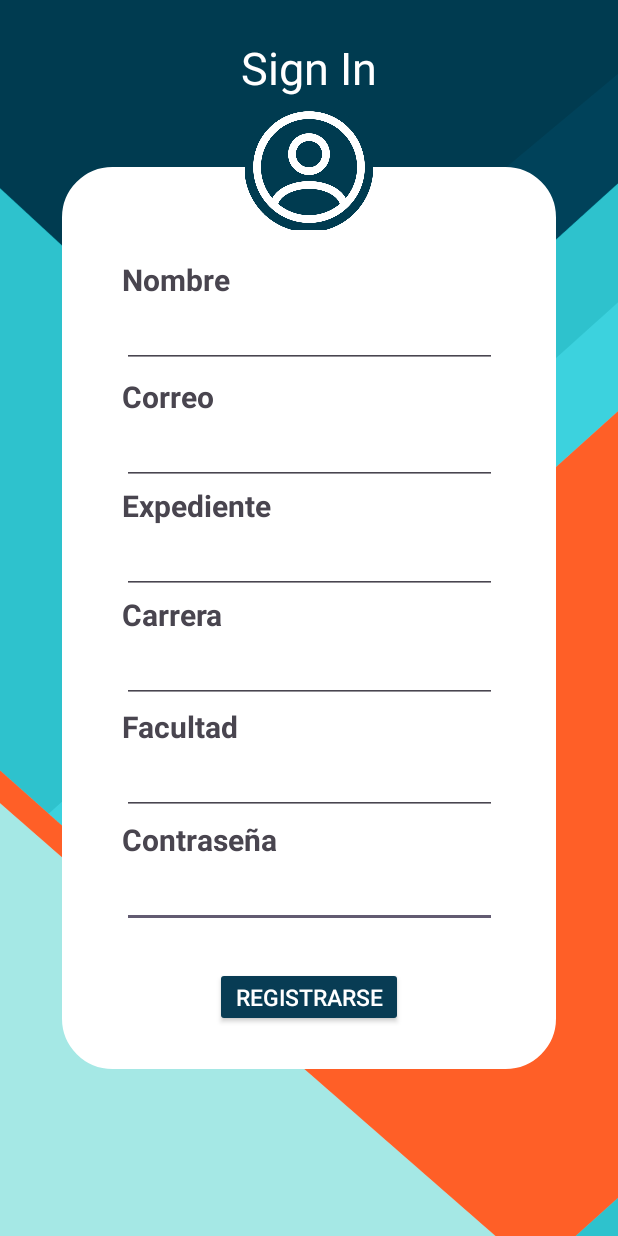
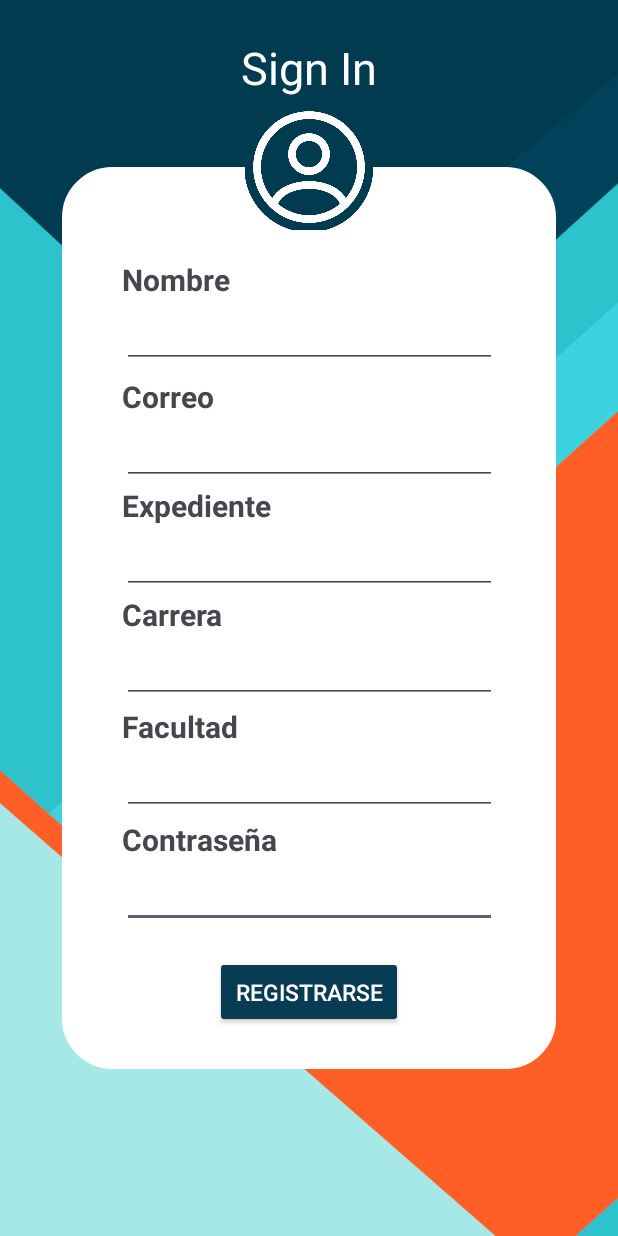
Before and after one commit to martinC3-hub/androidapp, an Android app: the screen it shows after launch (registrarse), after a tap on "REGISTRARSE", on a phone screen of 412 x 824 dp. Run offline under Robolectric (Android 15) with nearby library versions, the phone set to English and light mode, and no system bars; our stand-ins replace Firebase (no records; nobody signed in at launch, a user with empty details on screens opened directly).

Commit message:
Cambios de la interfaz

```diff
--- a/app/src/main/java/com/example/login/Avisos.kt
+++ b/app/src/main/java/com/example/login/Avisos.kt
@@ -25,8 +25,8 @@ class Avisos : Fragment() {
         // Botón de retroceso que abre Facebook (?)
         val buttonback = rootView.findViewById<ImageButton>(R.id.back)
         buttonback.setOnClickListener {
-            val intent = Intent(Intent.ACTION_VIEW, Uri.parse("https://facebook.com"))
-            startActivity(intent)
+            val intento= Intent(requireContext(), Skillhubmainpage::class.java)
+            startActivity(intento)
         }
         // Inicializar el botón en el top bar
 
--- a/app/src/main/res/layout/activity_registrarse.xml
+++ b/app/src/main/res/layout/activity_registrarse.xml
@@ -34,7 +34,8 @@
         app:layout_constraintEnd_toEndOf="@+id/frameLayout"
         app:layout_constraintStart_toStartOf="@+id/frameLayout"
         app:layout_constraintTop_toTopOf="@+id/frameLayout"
-        app:layout_constraintVertical_bias="0.831"></androidx.appcompat.widget.AppCompatEditText>
+        app:layout_constraintVertical_bias="0.831"
+        android:textColor="@color/black"></androidx.appcompat.widget.AppCompatEditText>
 
     <TextView
         android:id="@+id/titulocontra"
@@ -86,7 +87,8 @@
         app:layout_constraintEnd_toEndOf="@+id/frameLayout"
         app:layout_constraintStart_toStartOf="@+id/frameLayout"
         app:layout_constraintTop_toTopOf="@+id/frameLayout"
-        app:layout_constraintVertical_bias="0.16"></androidx.appcompat.widget.AppCompatEditText>
+        app:layout_constraintVertical_bias="0.16"
+        android:textColor="@color/black"></androidx.appcompat.widget.AppCompatEditText>
 
 
 
@@ -113,7 +115,8 @@
         app:layout_constraintEnd_toEndOf="@+id/frameLayout"
         app:layout_constraintStart_toStartOf="@+id/frameLayout"
         app:layout_constraintTop_toTopOf="@+id/frameLayout"
-        app:layout_constraintVertical_bias="0.30">
+        app:layout_constraintVertical_bias="0.30"
+        android:textColor="@color/black">
     </androidx.appcompat.widget.AppCompatEditText>
 
     <TextView
@@ -139,7 +142,8 @@
         app:layout_constraintEnd_toEndOf="@+id/frameLayout"
         app:layout_constraintStart_toStartOf="@+id/frameLayout"
         app:layout_constraintTop_toTopOf="@+id/frameLayout"
-        app:layout_constraintVertical_bias="0.43">
+        app:layout_constraintVertical_bias="0.43"
+        android:textColor="@color/black">
     </androidx.appcompat.widget.AppCompatEditText>
 
     <TextView
@@ -165,7 +169,8 @@
         app:layout_constraintEnd_toEndOf="@+id/frameLayout"
         app:layout_constraintStart_toStartOf="@+id/frameLayout"
         app:layout_constraintTop_toTopOf="@+id/frameLayout"
-        app:layout_constraintVertical_bias="0.561">
+        app:layout_constraintVertical_bias="0.561"
+        android:textColor="@color/black">
     </androidx.appcompat.widget.AppCompatEditText>
 
 
@@ -194,14 +199,15 @@
         app:layout_constraintEnd_toEndOf="@+id/frameLayout"
         app:layout_constraintStart_toStartOf="@+id/frameLayout"
         app:layout_constraintTop_toTopOf="@+id/frameLayout"
-        app:layout_constraintVertical_bias="0.695">
+        app:layout_constraintVertical_bias="0.695"
+        android:textColor="@color/black">
     </androidx.appcompat.widget.AppCompatEditText>
 
 
     <androidx.appcompat.widget.AppCompatButton
         android:id="@+id/registrar"
         android:layout_width="125sp"
-        android:layout_height="40sp"
+        android:layout_height="48sp"
         android:backgroundTint="@color/blue"
         android:padding="5sp"
         android:text="Registrarse"
--- a/app/src/main/res/values/strings.xml
+++ b/app/src/main/res/values/strings.xml
@@ -35,8 +35,7 @@
     </string-array>
 
     <string-array name="tipos_aviso">
-        <item>Compra</item>
-        <item>Venta</item>
+        <item>Compra Y Venta</item>
         <item>Aviso</item>
         <item>Tramite</item>
         <item>Evento</item>
```
Also changed, not shown: app/src/main/java/com/example/login/Add.kt (+9 -0 lines), app/src/main/res/layout/activity_main.xml (+8 -5 lines), app/src/main/res/layout/fragment_add.xml (+14 -6 lines), app/src/main/res/layout/fragment_avisos.xml (+7 -5 lines).
